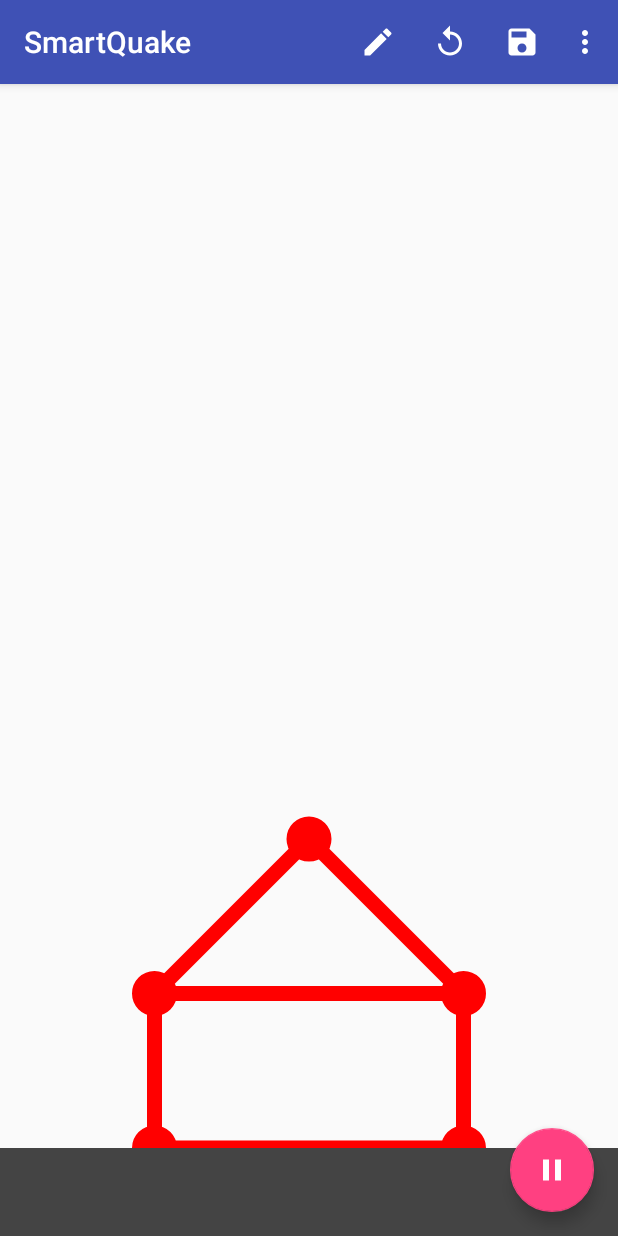
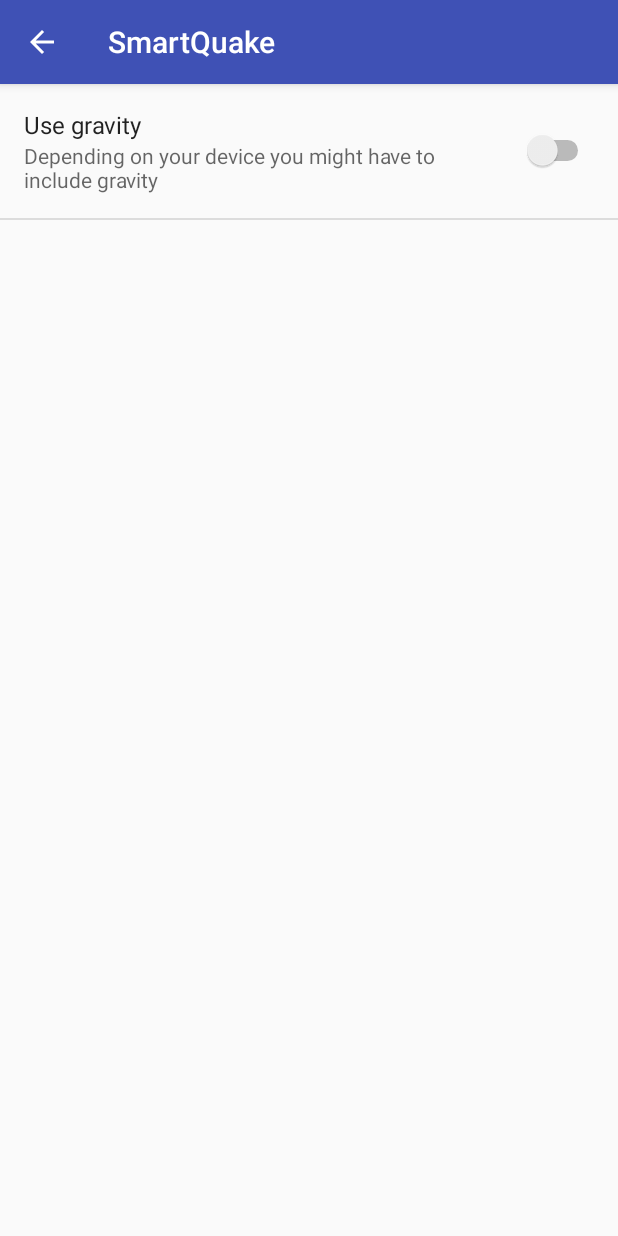
Before and after one commit to TUM-I5/SmartQuake, an Android app: the screen it shows after launch (SimulationActivity before the commit, SettingsActivity after it), in the options menu, after a tap on "Settings", on a phone screen of 412 x 824 dp. Run offline under Robolectric (Android 15) with nearby library versions, the phone set to English and light mode, and no system bars.

Commit message:
Add settings menu and an option to toggle gravity

```diff
--- a/app/src/main/AndroidManifest.xml
+++ b/app/src/main/AndroidManifest.xml
@@ -6,6 +6,7 @@
         android:required="true"/>
 
     <application
+        android:name=".SmartQuake"
         android:allowBackup="true"
         android:icon="@mipmap/ic_launcher"
         android:label="@string/app_name"
@@ -28,6 +29,12 @@
             android:screenOrientation="portrait">
         </activity>
 
+        <activity
+            android:parentActivityName=".activity.SimulationActivity"
+            android:name=".activity.SettingsActivity">
+        </activity>
+
+
     </application>
 
 </manifest>
--- /dev/null
+++ b/app/src/main/java/de/ferienakademie/smartquake/SmartQuake.java
@@ -0,0 +1,14 @@
+package de.ferienakademie.smartquake;
+
+import android.app.Application;
+
+import de.ferienakademie.smartquake.managers.PreferenceReader;
+
+public class SmartQuake extends Application {
+    @Override
+    public void onCreate() {
+        super.onCreate();
+
+        PreferenceReader.init(this);
+    }
+}
--- /dev/null
+++ b/app/src/main/java/de/ferienakademie/smartquake/activity/SettingsActivity.java
@@ -0,0 +1,30 @@
+package de.ferienakademie.smartquake.activity;
+
+import android.os.Bundle;
+import android.preference.PreferenceFragment;
+import android.support.v7.app.AppCompatActivity;
+
+import de.ferienakademie.smartquake.R;
+
+public class SettingsActivity extends AppCompatActivity {
+    @Override
+    protected void onCreate(Bundle savedInstanceState) {
+        super.onCreate(savedInstanceState);
+
+        // Display the fragment as the main content.
+        getFragmentManager().beginTransaction()
+                .replace(android.R.id.content, new SettingsFragment())
+                .commit();
+    }
+
+
+    public static class SettingsFragment extends PreferenceFragment {
+        @Override
+        public void onCreate(Bundle savedInstanceState) {
+            super.onCreate(savedInstanceState);
+
+            // Load the preferences from an XML resource
+            addPreferencesFromResource(R.xml.preferences);
+        }
+    }
+}
--- a/app/src/main/java/de/ferienakademie/smartquake/activity/SimulationActivity.java
+++ b/app/src/main/java/de/ferienakademie/smartquake/activity/SimulationActivity.java
@@ -78,6 +78,12 @@ public class SimulationActivity extends AppCompatActivity implements Simulation.
         if (id == R.id.create_button) {
             if (simulation != null) simulation.stop();
             startActivity(new Intent(this, CreateActivity.class));
+            return true;
+        }
+
+        if (id == R.id.settings_button) {
+            if (simulation != null) simulation.stop();
+            startActivity(new Intent(this, SettingsActivity.class));
             return true;
         }
 
--- /dev/null
+++ b/app/src/main/java/de/ferienakademie/smartquake/managers/PreferenceReader.java
@@ -0,0 +1,20 @@
+package de.ferienakademie.smartquake.managers;
+
+import android.content.Context;
+import android.content.SharedPreferences;
+import android.preference.PreferenceManager;
+
+public class PreferenceReader {
+
+    private static SharedPreferences sharedPref;
+
+    private PreferenceReader() {}
+
+    public static void init(Context context) {
+        sharedPref = PreferenceManager.getDefaultSharedPreferences(context);
+    }
+
+    public static boolean includeGravity() {
+        return sharedPref.getBoolean("pref_gravity", false);
+    }
+}
--- a/app/src/main/res/values/strings.xml
+++ b/app/src/main/res/values/strings.xml
@@ -5,4 +5,6 @@
     <string name="reset_button">Reset</string>
     <string name="save_button">Save</string>
     <string name="load_data_button">Load earthquake data</string>
+    <string name="pref_gravity_title">Use gravity</string>
+    <string name="pref_gravity_summary">Depending on your device you might have to include gravity</string>
 </resources>
--- /dev/null
+++ b/app/src/main/res/xml/preferences.xml
@@ -0,0 +1,9 @@
+<?xml version="1.0" encoding="utf-8"?>
+<PreferenceScreen xmlns:android="http://schemas.android.com/apk/res/android">
+    <SwitchPreference
+        android:key="pref_use_gravity"
+        android:title="@string/pref_gravity_title"
+        android:summary="@string/pref_gravity_summary"
+        android:defaultValue="false"
+        />
+</PreferenceScreen>
```
